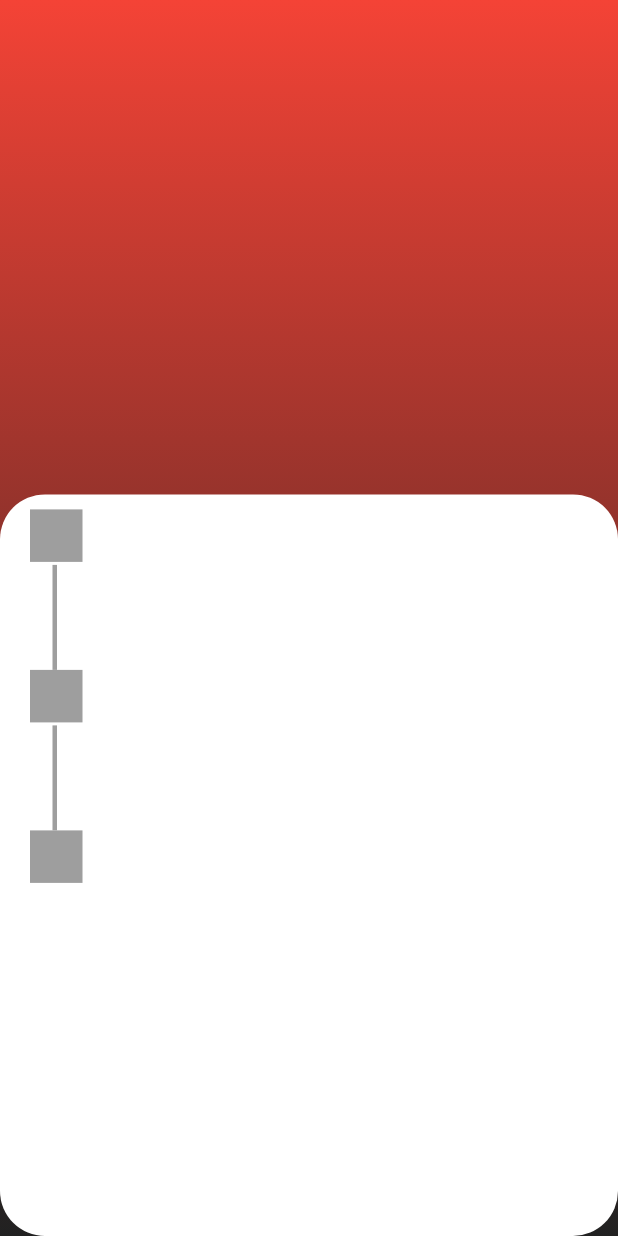
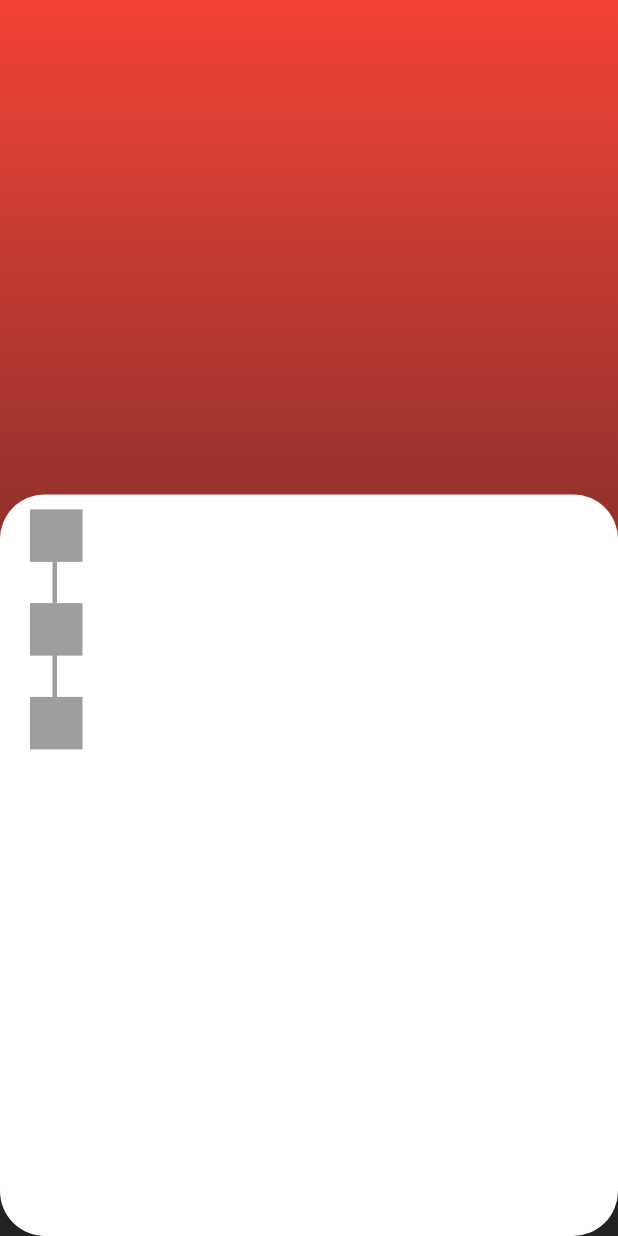
Before and after one commit to PDHElite/Pr0yPr0g3, a Flutter app: the screen it shows after launch, on a phone screen of 412 x 824 dp. Run offline on Flutter 3.47's test engine with Material 2 defaults, Android fonts, the phone set to English and light mode, and no system bars; our stand-ins replace cached_network_image, flutter_credit_card, font_awesome_flutter, liquid_swipe.

Commit message:
se esta agregando el contenido

```diff
--- a/lib/configuracion/Plantilla/widgets/progress.dart
+++ b/lib/configuracion/Plantilla/widgets/progress.dart
@@ -15,17 +15,32 @@ class PForm extends StatefulWidget {
 class _PFormState extends State<PForm> with TickerProviderStateMixin {
   List<AnimationController> _controllers;
   List<Animation<double>> _annimations;
+  List<Animation<double>> _annimationsOpavity;
 
   @override
   void initState() {
     // TODO: implement initState
     super.initState();
+
+    _controllers = List.generate(
+        widget.pages.length,
+        (index) => AnimationController(
+            vsync: this, duration: Duration(milliseconds: 200), lowerBound: 0));
+    _annimations = _controllers
+        .map((_controller) =>
+            Tween<double>(begin: .1, end: 1).animate(_controller))
+        .toList();
+    _annimationsOpavity = _controllers
+        .map((_controller) =>
+            Tween<double>(begin: 0, end: 1).animate(_controller))
+        .toList();
   }
 
   @override
   Widget build(BuildContext context) {
     return Container(
       child: Column(
+        crossAxisAlignment: CrossAxisAlignment.start,
         children: widget.pages.map((e) {
           int index = widget.pages.indexOf(e);
           return Stack(
@@ -33,17 +48,62 @@ class _PFormState extends State<PForm> with TickerProviderStateMixin {
               if (index != widget.pages.length - 1)
                 Container(
                   margin: EdgeInsets.only(
-                    left: 15,
-                    top: 37,
+                    left: 2,
+                    top: 10,
                   ),
-                  width: 3,
-                  height: 70,
-                  color: Colors.grey,
+                  child: SizeTransition(
+                    sizeFactor: _annimations[index],
+                    child: Container(
+                      margin: EdgeInsets.only(
+                        left: 13,
+                        top: 25,
+                      ),
+                      width: 3,
+                      height: 500,
+                      color: Colors.grey,
+                    ),
+                  ),
                 ),
-              Container(
-                width: 35,
-                height: 35,
-                color: Colors.grey,
+              Column(
+                children: [
+                  Row(
+                    children: [
+                      InkWell(
+                        onTap: () {
+                          for (var i = 0; i < widget.pages.length; i++) {
+                            if (index == i) {
+                              if (_controllers[index].isCompleted)
+                                _controllers[index].reverse();
+                              else
+                                _controllers[index].animateTo(1);
+                            } else {
+                              if (_controllers[i].isCompleted)
+                                _controllers[i].reverse();
+                            }
+                            setState(() {});
+                          }
+                        },
+                        child: Container(
+                          width: 35,
+                          height: 35,
+                          color: Colors.grey,
+                        ),
+                      ),
+                    ],
+                  ),
+                  Row(
+                    children: [
+                      SizedBox(
+                        width: 50,
+                      ),
+                      Expanded(
+                          child: FadeTransition(
+                        opacity: _annimationsOpavity[index],
+                        child: e,
+                      ))
+                    ],
+                  )
+                ],
               ),
             ],
           );
```
Also changed, not shown: lib/configuracion/Plantilla/screens/page1.dart (added), lib/configuracion/Plantilla/screens/page2.dart (added), lib/configuracion/Plantilla/screens/page3.dart (added).
